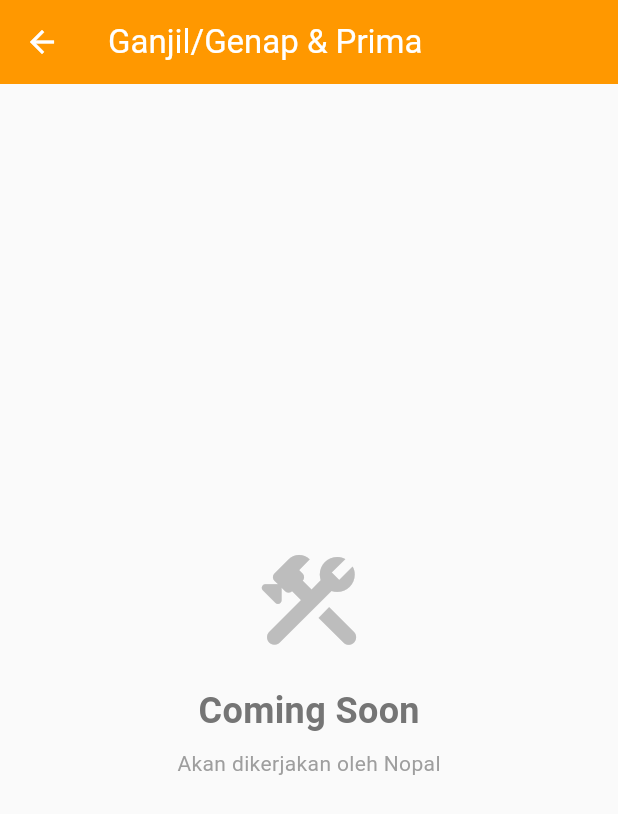
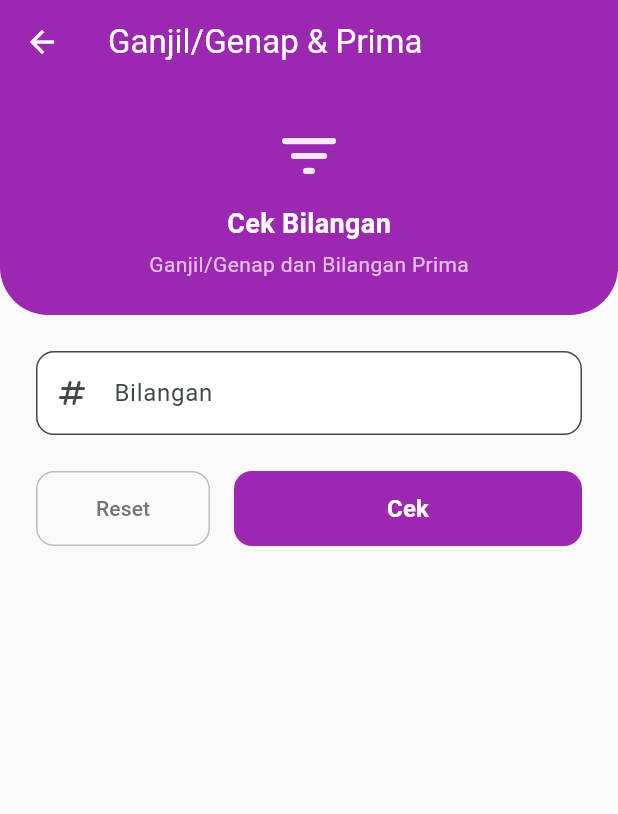
Before and after one commit to Rex4Red/Tugas2-TPM, a Flutter app: the AritmatikPage screen opened directly, after a tap on "Ganjil/Genap & Prima", on a phone screen of 412 x 824 dp. Shown: the top 814 px of the screen. Run offline on Flutter 3.47's test engine with Material 3 defaults, Android fonts, the phone set to English and light mode, and no system bars; our stand-ins replace shared_preferences, supabase_flutter; accounts and stored records are empty.

Commit message:
Menamabh fitur bialnga ganjil prima

```diff
--- /dev/null
+++ b/devtools_options.yaml
@@ -0,0 +1,3 @@
+description: This file stores settings for Dart & Flutter DevTools.
+documentation: https://docs.flutter.dev/tools/devtools/extensions#configure-extension-enablement-states
+extensions:
--- a/lib/pages/aritmatik_page.dart
+++ b/lib/pages/aritmatik_page.dart
@@ -1,4 +1,5 @@
 import 'package:flutter/material.dart';
+import 'package:tugas2_mobile/pages/ganjil_genap_prima_page.dart';
 import 'package:tugas2_mobile/pages/penjumlahan_pengurangan_page.dart';
 
 // ============================================================
@@ -64,14 +65,10 @@ class AritmatikPage extends StatelessWidget {
               subtitle: 'Cek bilangan ganjil, genap, dan prima',
               color: Colors.purple,
               onTap: () {
-                // TODO: Nopal - Navigasi ke halaman ganjil/genap & prima
                 Navigator.push(
                   context,
                   MaterialPageRoute(
-                    builder: (_) => const _PlaceholderPage(
-                      title: 'Ganjil/Genap & Prima',
-                      assignedTo: 'Nopal',
-                    ),
+                    builder: (_) => const GanjilGenapPrimaPage(),
                   ),
                 );
               },
--- /dev/null
+++ b/lib/pages/ganjil_genap_prima_page.dart
@@ -0,0 +1,295 @@
+import 'package:flutter/material.dart';
+
+class GanjilGenapPrimaPage extends StatefulWidget {
+  const GanjilGenapPrimaPage({super.key});
+
+  @override
+  State<GanjilGenapPrimaPage> createState() => _GanjilGenapPrimaPageState();
+}
+
+class _GanjilGenapPrimaPageState extends State<GanjilGenapPrimaPage> {
+  final _formKey = GlobalKey<FormState>();
+  final _bilanganController = TextEditingController();
+
+  bool _showResult = false;
+  bool _isGenap = false;
+  bool _isPrima = false;
+  int _bilangan = 0;
+
+  @override
+  void dispose() {
+    _bilanganController.dispose();
+    super.dispose();
+  }
+
+  bool _cekPrima(int n) {
+    if (n < 2) return false;
+    for (int i = 2; i <= n ~/ 2; i++) {
+      if (n % i == 0) return false;
+    }
+    return true;
+  }
+
+  void _cek() {
+    if (!_formKey.currentState!.validate()) return;
+
+    final bilangan = int.parse(_bilanganController.text);
+
+    setState(() {
+      _bilangan = bilangan;
+      _isGenap = bilangan % 2 == 0;
+      _isPrima = _cekPrima(bilangan);
+      _showResult = true;
+    });
+  }
+
+  void _reset() {
+    _formKey.currentState?.reset();
+    _bilanganController.clear();
+    setState(() {
+      _showResult = false;
+      _isGenap = false;
+      _isPrima = false;
+      _bilangan = 0;
+    });
+  }
+
+  @override
+  Widget build(BuildContext context) {
+    return Scaffold(
+      backgroundColor: Colors.grey[50],
+      appBar: AppBar(
+        title: const Text('Ganjil/Genap & Prima'),
+        backgroundColor: Colors.purple,
+        foregroundColor: Colors.white,
+        elevation: 0,
+      ),
+      body: SingleChildScrollView(
+        child: Column(
+          children: [
+            // Header
+            Container(
+              width: double.infinity,
+              padding: const EdgeInsets.all(24),
+              decoration: const BoxDecoration(
+                color: Colors.purple,
+                borderRadius: BorderRadius.only(
+                  bottomLeft: Radius.circular(32),
+                  bottomRight: Radius.circular(32),
+                ),
+              ),
+              child: Column(
+                children: [
+                  Icon(
+                    Icons.filter_list_rounded,
+                    size: 48,
+                    color: Colors.white.withValues(alpha: 0.9),
+                  ),
+                  const SizedBox(height: 8),
+                  const Text(
+                    'Cek Bilangan',
+                    style: TextStyle(
+                      color: Colors.white,
+                      fontSize: 18,
+                      fontWeight: FontWeight.w600,
+                    ),
+                  ),
+                  const SizedBox(height: 4),
+                  Text(
+                    'Ganjil/Genap dan Bilangan Prima',
+                    style: TextStyle(
+                      color: Colors.white.withValues(alpha: 0.7),
+                      fontSize: 14,
+                    ),
+                  ),
+                ],
+              ),
+            ),
+
+            // Form
+            Padding(
+              padding: const EdgeInsets.all(24),
+              child: Form(
+                key: _formKey,
+                child: Column(
+                  crossAxisAlignment: CrossAxisAlignment.stretch,
+                  children: [
+                    // Input Bilangan
+                    TextFormField(
+                      controller: _bilanganController,
+                      keyboardType: TextInputType.number,
+                      decoration: InputDecoration(
+                        labelText: 'Bilangan',
+                        hintText: 'Masukkan bilangan bulat',
+                        prefixIcon:
+                            const Icon(Icons.numbers_rounded),
+                        border: OutlineInputBorder(
+                          borderRadius: BorderRadius.circular(12),
+                        ),
+                        filled: true,
+                        fillColor: Colors.white,
+                      ),
+                      validator: (value) {
+                        if (value == null || value.isEmpty) {
+                          return 'Bilangan tidak boleh kosong';
+                        }
+                        if (int.tryParse(value) == null) {
+                          return 'Masukkan bilangan bulat yang valid';
+                        }
+                        return null;
+                      },
+                    ),
+                    const SizedBox(height: 24),
+
+                    // Buttons
+                    Row(
+                      children: [
+                        Expanded(
+                          child: SizedBox(
+                            height: 50,
+                            child: OutlinedButton(
+                              onPressed: _reset,
+                              style: OutlinedButton.styleFrom(
+                                foregroundColor: Colors.grey[600],
+                                side: BorderSide(color: Colors.grey[400]!),
+                                shape: RoundedRectangleBorder(
+                                  borderRadius: BorderRadius.circular(12),
+                                ),
+                              ),
+                              child: const Text('Reset'),
+                            ),
+                          ),
+                        ),
+                        const SizedBox(width: 16),
+                        Expanded(
+                          flex: 2,
+                          child: SizedBox(
+                            height: 50,
+                            child: ElevatedButton(
+                              onPressed: _cek,
+                              style: ElevatedButton.styleFrom(
+                                backgroundColor: Colors.purple,
+                                foregroundColor: Colors.white,
+                                shape: RoundedRectangleBorder(
+                                  borderRadius: BorderRadius.circular(12),
+                                ),
+                                elevation: 0,
+                              ),
+                              child: const Text(
+                                'Cek',
+                                style: TextStyle(
+                                  fontSize: 16,
+                                  fontWeight: FontWeight.w600,
+                                ),
+                              ),
+                            ),
+                          ),
+                        ),
+                      ],
+                    ),
+                    const SizedBox(height: 24),
+
+                    // Result
+                    if (_showResult) ...[
+                      Container(
+                        padding: const EdgeInsets.all(20),
+                        decoration: BoxDecoration(
+                          color: Colors.white,
+                          borderRadius: BorderRadius.circular(16),
+                          boxShadow: [
+                            BoxShadow(
+                              color: Colors.purple.withValues(alpha: 0.1),
+                              blurRadius: 12,
+                              offset: const Offset(0, 4),
+                            ),
+                          ],
+                        ),
+                        child: Column(
+                          children: [
+                            Text(
+                              'Hasil Pengecekan',
+                              style: TextStyle(
+                                fontSize: 16,
+                                fontWeight: FontWeight.w600,
+                                color: Colors.purple[700],
+                              ),
+                            ),
+                            const Divider(height: 24),
+                            Text(
+                              'Bilangan: $_bilangan',
+                              style: TextStyle(
+                                fontSize: 14,
+                                color: Colors.blueGrey[600],
+                              ),
+                            ),
+                            const SizedBox(height: 16),
+
+                            // Ganjil / Genap
+                            _buildResultRow(
+                              icon: _isGenap
+                                  ? Icons.looks_two_outlined
+                                  : Icons.looks_one_outlined,
+                              label: _isGenap ? 'Genap' : 'Ganjil',
+                              color: _isGenap
+                                  ? Colors.teal
+                                  : Colors.orange,
+                            ),
+                            const SizedBox(height: 12),
+
+                            // Prima / Bukan Prima
+                            _buildResultRow(
+                              icon: _isPrima
+                                  ? Icons.star_rounded
+                                  : Icons.star_border_rounded,
+                              label: _isPrima
+                                  ? 'Bilangan Prima'
+                                  : 'Bukan Bilangan Prima',
+                              color: _isPrima
+                                  ? Colors.amber[700]!
+                                  : Colors.grey,
+                            ),
+                          ],
+                        ),
+                      ),
+                    ],
+                  ],
+                ),
+              ),
+            ),
+          ],
+        ),
+      ),
+    );
+  }
+
+  Widget _buildResultRow({
+    required IconData icon,
+    required String label,
+    required Color color,
+  }) {
+    return Container(
+      padding: const EdgeInsets.symmetric(horizontal: 16, vertical: 12),
+      decoration: BoxDecoration(
+        color: color.withValues(alpha: 0.08),
+        borderRadius: BorderRadius.circular(12),
+        border: Border.all(
+          color: color.withValues(alpha: 0.2),
+        ),
+      ),
+      child: Row(
+        children: [
+          Icon(icon, color: color, size: 24),
+          const SizedBox(width: 12),
+          Text(
+            label,
+            style: TextStyle(
+              fontSize: 16,
+              fontWeight: FontWeight.w600,
+              color: color,
+            ),
+          ),
+        ],
+      ),
+    );
+  }
+}
```
Also changed, not shown: 3 other files.
